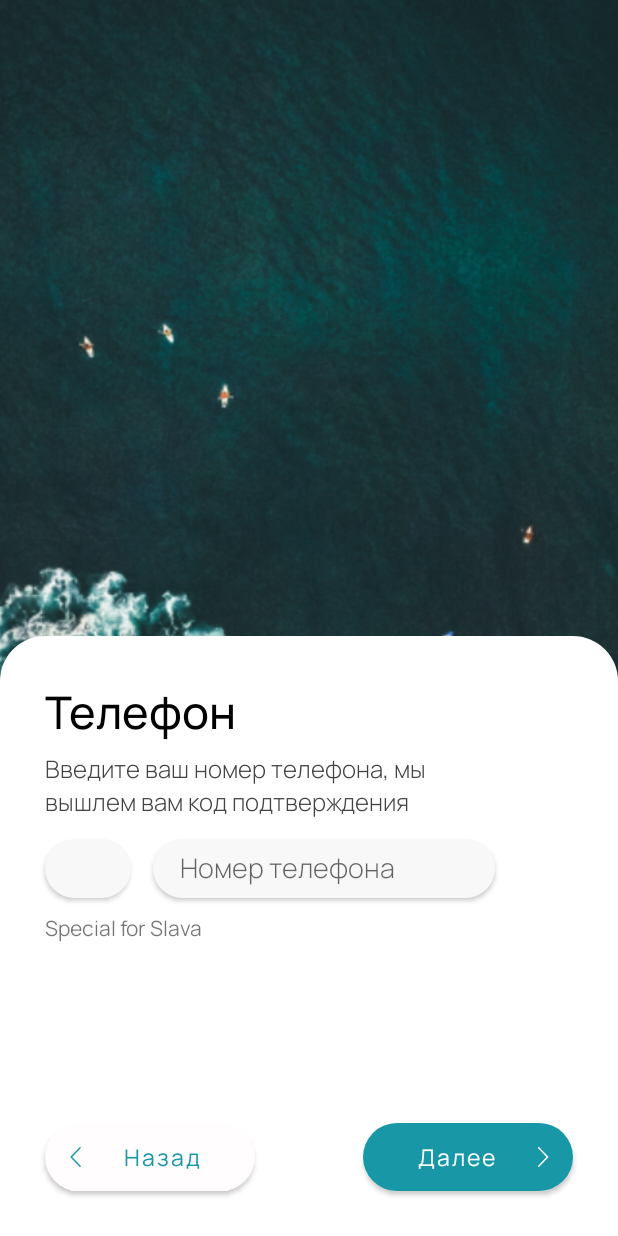
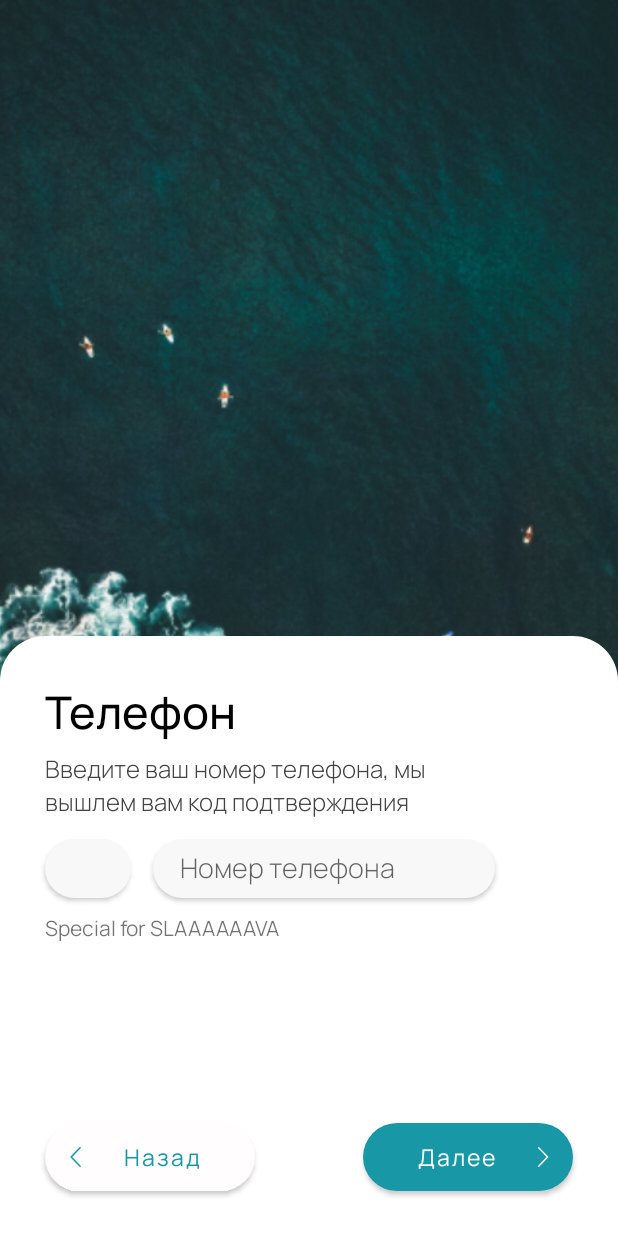
Before and after one commit to LightHope36/MedApp, an Android app: the auth3 screen opened directly, with no data from a screen before it, on a phone screen of 412 x 824 dp. Run offline under Robolectric (Android 15) with nearby library versions, the phone set to English and light mode, and no system bars; Roboto replaces fonts that are not available here.

Commit message:
strings fixed, added errortext 2

```diff
--- a/app/src/main/res/layout/activity_auth3.xml
+++ b/app/src/main/res/layout/activity_auth3.xml
@@ -131,7 +131,7 @@
             android:layout_marginStart="30dp"
             android:layout_marginTop="10dp"
             android:fontFamily="@font/manrope_regular"
-            android:text="Special for Slava"
+            android:text="Special for SLAAAAAAVA"
             app:layout_constraintStart_toStartOf="parent"
             app:layout_constraintTop_toBottomOf="@+id/region_input" />
 
```
